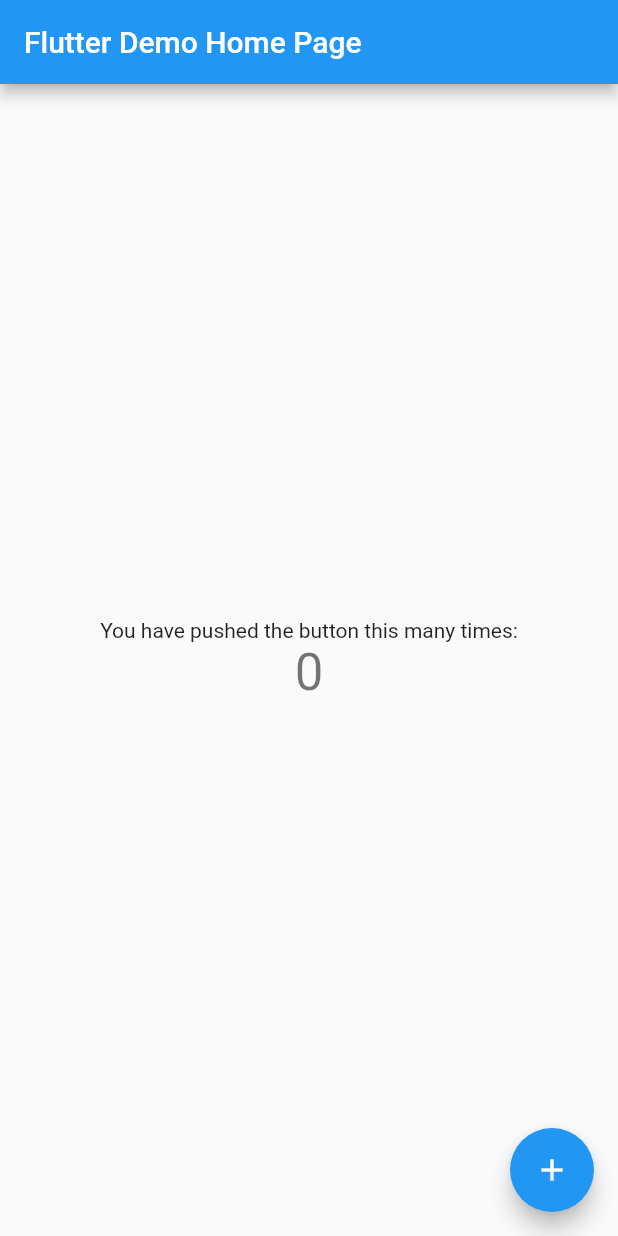
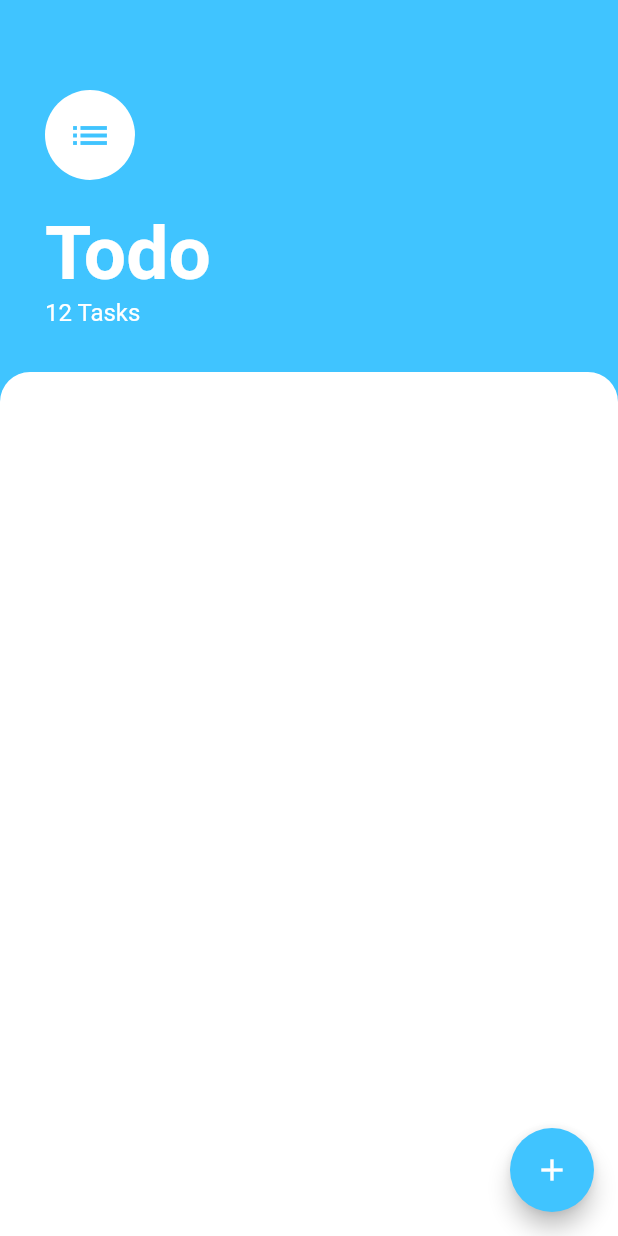
Before and after one commit to suryaSaravanakumar/TodoFlutter, a Flutter app: the screen it shows after launch, on a phone screen of 412 x 824 dp. Run offline on Flutter 3.47's test engine with Material 2 defaults, Android fonts, the phone set to English and light mode, and no system bars.

Commit message:
Added UI Designs

```diff
--- /dev/null
+++ b/todo_flutter/lib/Screens/TasksScreen.dart
@@ -0,0 +1,58 @@
+import 'package:flutter/material.dart';
+
+class TasksScreen extends StatelessWidget{
+  @override
+  Widget build(BuildContext context) {
+    return Scaffold(
+      backgroundColor: Colors.lightBlueAccent,
+      floatingActionButton: FloatingActionButton(
+        backgroundColor: Colors.lightBlueAccent,
+        child: Icon(Icons.add),
+      ),
+      body: Column(
+        crossAxisAlignment: CrossAxisAlignment.start,
+        children: [
+          Container(
+            padding: EdgeInsets.only(left:30,right: 30,top: 60,bottom: 30),
+            child: Column(
+              crossAxisAlignment: CrossAxisAlignment.start,
+              children: [
+              CircleAvatar(
+                child: Icon(Icons.list, size: 30, color: Colors.lightBlueAccent),
+                backgroundColor: Colors.white,
+                radius: 30,
+              ),
+              SizedBox(
+                height: 20,
+              ),
+              Text(
+                  'Todo',
+                style: TextStyle(
+                  color: Colors.white,
+                  fontSize: 50,
+                  fontWeight: FontWeight.w700
+                ),
+              ),
+                Text('12 Tasks',
+                  style: TextStyle(
+                      color: Colors.white,
+                      fontSize: 16
+                  ),
+                ),
+
+            ],)
+            ,),
+          Expanded(
+            child: Container(
+              padding: EdgeInsets.all(0),
+              decoration: BoxDecoration(
+                  color: Colors.white,
+                  borderRadius: BorderRadius.only(topLeft: Radius.circular(20),topRight: Radius.circular(20))
+              ),
+            ),
+          )
+        ],
+      )
+    );
+  }
+}
--- a/todo_flutter/lib/main.dart
+++ b/todo_flutter/lib/main.dart
@@ -1,113 +1,16 @@
 import 'package:flutter/material.dart';
+import 'package:todo_flutter/Screens/TasksScreen.dart';
+
 
 void main() {
   runApp(MyApp());
 }
 
 class MyApp extends StatelessWidget {
-  // This widget is the root of your application.
   @override
   Widget build(BuildContext context) {
     return MaterialApp(
-      title: 'Flutter Demo',
-      theme: ThemeData(
-        // This is the theme of your application.
-        //
-        // Try running your application with "flutter run". You'll see the
-        // application has a blue toolbar. Then, without quitting the app, try
-        // changing the primarySwatch below to Colors.green and then invoke
-        // "hot reload" (press "r" in the console where you ran "flutter run",
-        // or simply save your changes to "hot reload" in a Flutter IDE).
-        // Notice that the counter didn't reset back to zero; the application
-        // is not restarted.
-        primarySwatch: Colors.blue,
-      ),
-      home: MyHomePage(title: 'Flutter Demo Home Page'),
+        home: TasksScreen()
     );
   }
 }
-
-class MyHomePage extends StatefulWidget {
-  MyHomePage({Key key, this.title}) : super(key: key);
-
-  // This widget is the home page of your application. It is stateful, meaning
-  // that it has a State object (defined below) that contains fields that affect
-  // how it looks.
-
-  // This class is the configuration for the state. It holds the values (in this
-  // case the title) provided by the parent (in this case the App widget) and
-  // used by the build method of the State. Fields in a Widget subclass are
-  // always marked "final".
-
-  final String title;
-
-  @override
-  _MyHomePageState createState() => _MyHomePageState();
-}
-
-class _MyHomePageState extends State<MyHomePage> {
-  int _counter = 0;
-
-  void _incrementCounter() {
-    setState(() {
-      // This call to setState tells the Flutter framework that something has
-      // changed in this State, which causes it to rerun the build method below
-      // so that the display can reflect the updated values. If we changed
-      // _counter without calling setState(), then the build method would not be
-      // called again, and so nothing would appear to happen.
-      _counter++;
-    });
-  }
-
-  @override
-  Widget build(BuildContext context) {
-    // This method is rerun every time setState is called, for instance as done
-    // by the _incrementCounter method above.
-    //
-    // The Flutter framework has been optimized to make rerunning build methods
-    // fast, so that you can just rebuild anything that needs updating rather
-    // than having to individually change instances of widgets.
-    return Scaffold(
-      appBar: AppBar(
-        // Here we take the value from the MyHomePage object that was created by
-        // the App.build method, and use it to set our appbar title.
-        title: Text(widget.title),
-      ),
-      body: Center(
-        // Center is a layout widget. It takes a single child and positions it
-        // in the middle of the parent.
-        child: Column(
-          // Column is also a layout widget. It takes a list of children and
-          // arranges them vertically. By default, it sizes itself to fit its
-          // children horizontally, and tries to be as tall as its parent.
-          //
-          // Invoke "debug painting" (press "p" in the console, choose the
-          // "Toggle Debug Paint" action from the Flutter Inspector in Android
-          // Studio, or the "Toggle Debug Paint" command in Visual Studio Code)
-          // to see the wireframe for each widget.
-          //
-          // Column has various properties to control how it sizes itself and
-          // how it positions its children. Here we use mainAxisAlignment to
-          // center the children vertically; the main axis here is the vertical
-          // axis because Columns are vertical (the cross axis would be
-          // horizontal).
-          mainAxisAlignment: MainAxisAlignment.center,
-          children: <Widget>[
-            Text(
-              'You have pushed the button this many times:',
-            ),
-            Text(
-              '$_counter',
-              style: Theme.of(context).textTheme.headline4,
-            ),
-          ],
-        ),
-      ),
-      floatingActionButton: FloatingActionButton(
-        onPressed: _incrementCounter,
-        tooltip: 'Increment',
-        child: Icon(Icons.add),
-      ), // This trailing comma makes auto-formatting nicer for build methods.
-    );
-  }
-}
```
